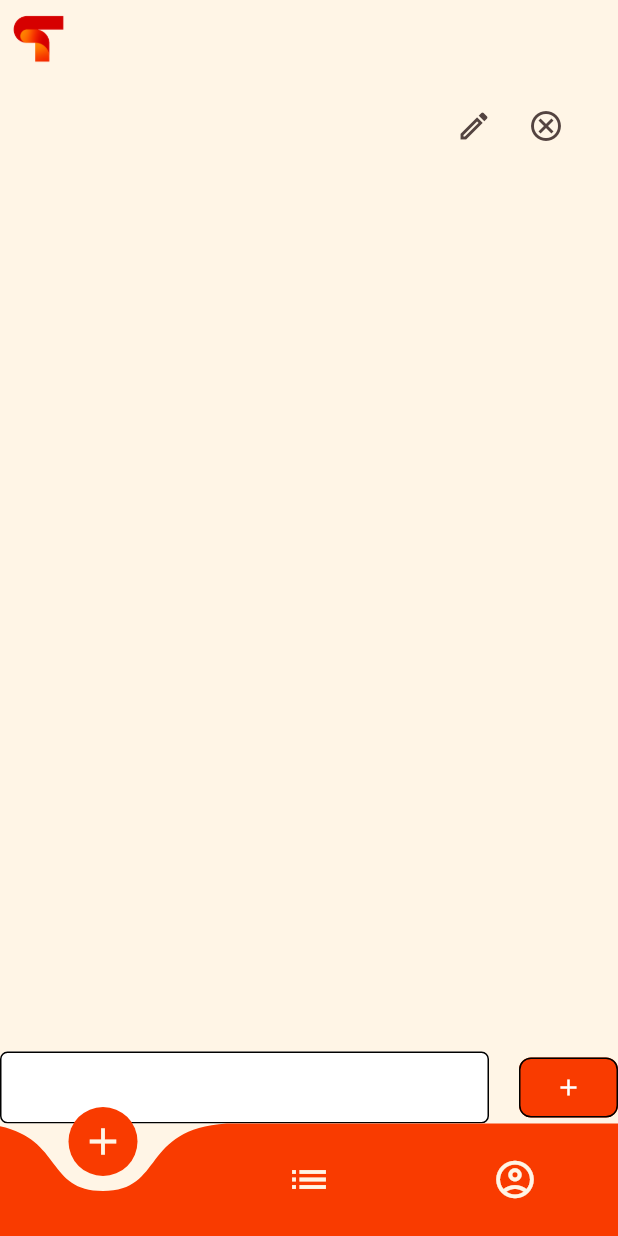
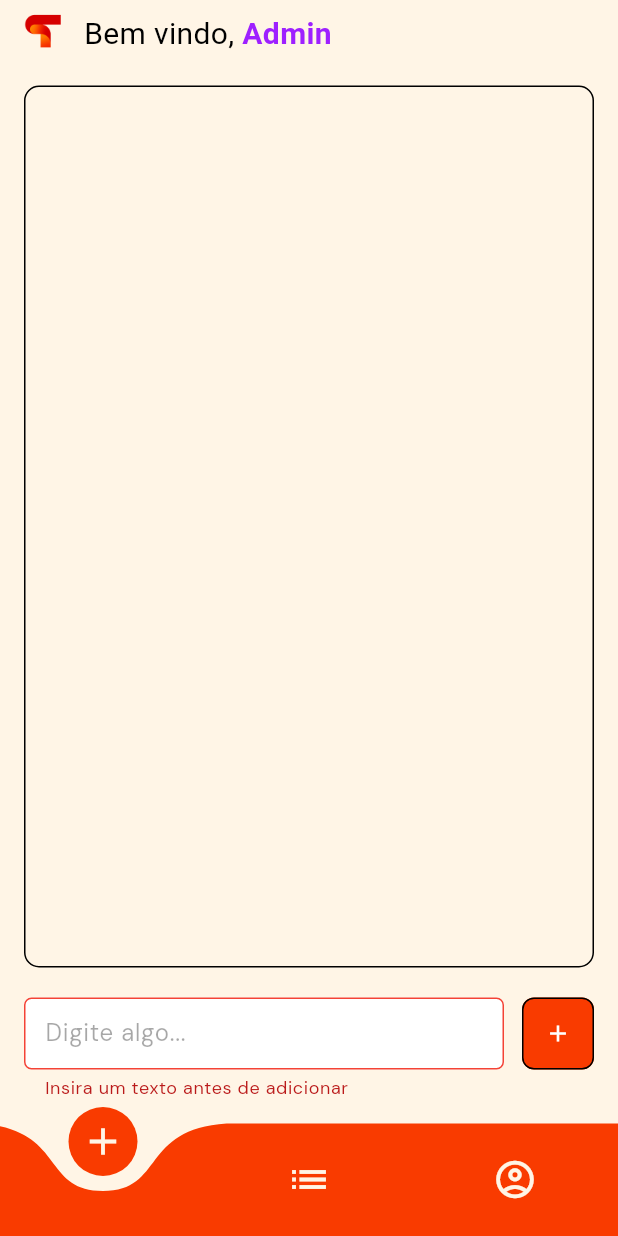
Before and after one commit to im-danielp/target_sistemas_desafio, a Flutter app: the HomeScreen screen opened directly, after a tap on the "add" icon, on a phone screen of 412 x 824 dp. Run offline on Flutter 3.47's test engine with Material 3 defaults, Android fonts, the light colour scheme and no system bars; drawn by our look-alikes of curved_navigation_bar; our stand-ins replace flutter_mobx, gap, get_it, google_fonts, mobx; accounts and stored records are empty; generated files the repository leaves out were written again.

Commit message:
UI InfoScreen

```diff
--- /dev/null
+++ b/devtools_options.yaml
@@ -0,0 +1,3 @@
+description: This file stores settings for Dart & Flutter DevTools.
+documentation: https://docs.flutter.dev/tools/devtools/extensions#configure-extension-enablement-states
+extensions:
--- a/lib/core/collections/user_collection.dart
+++ b/lib/core/collections/user_collection.dart
@@ -5,6 +5,8 @@
   List<UserModel> users = [
     UserModel(name: 'Admin', user: 'admin', password: '123'),
   ];
+
+  UserModel? loggedUser;
 
   bool isUserRegistered(String user) {
     final userRegistered = users.where((e) => e.user == user);
@@ -14,4 +16,8 @@
   void addUser(UserModel user) {
     users.add(user);
   }
+
+  void setLoggedUser(String user) {
+    loggedUser = users.where((e) => e.user == user).first;
+  }
 }
--- a/lib/core/constants/colors_constants.dart
+++ /dev/null
@@ -1,9 +0,0 @@
-import 'package:flutter/cupertino.dart';
-
-class ColorsConstants {
-  static final primaryColor = Color(0XFFF93B00);
-  static final screenBackgroundColor = Color(0xFFFFF5E6);
-  static final fieldsBackgroundColor = Color.fromARGB(255, 255, 255, 255);
-  static final fieldsBorderColor = Color.fromARGB(255, 0, 0, 0);
-  static final buttonBorderColor = Color.fromARGB(255, 0, 0, 0);
-}
--- /dev/null
+++ b/lib/core/constants/style_constants.dart
@@ -0,0 +1,12 @@
+import 'package:flutter/cupertino.dart';
+
+abstract class StyleConstants {
+  static final primaryColor = Color(0XFFF93B00);
+  static final secondaryColor = Color(0XFF9E20FF);
+
+  static final screenBackgroundColor = Color(0xFFFFF5E6);
+  static final fieldsBackgroundColor = Color.fromARGB(255, 255, 255, 255);
+  static final outlineBorderColor = Color.fromARGB(255, 0, 0, 0);
+
+  static final screenPadding = EdgeInsets.symmetric(horizontal: 16, vertical: 16);
+}
--- a/lib/modules/home/home_screen.dart
+++ b/lib/modules/home/home_screen.dart
@@ -1,8 +1,8 @@
 import 'package:curved_navigation_bar/curved_navigation_bar.dart';
 import 'package:flutter/material.dart';
-import 'package:target/core/constants/assets_constants.dart';
-import 'package:target/core/constants/colors_constants.dart';
-import 'package:target/modules/infos/infos_screen.dart';
+import 'package:target/core/constants/style_constants.dart';
+import 'package:target/modules/home/widgets/home_app_bar.dart';
+import 'package:target/modules/infos/info_screen.dart';
 import 'package:target/modules/report/report_screen.dart';
 
 class HomeScreen extends StatefulWidget {
@@ -16,7 +16,7 @@
   int currentIndex = 0;
 
   final List<Widget> screens = [
-    const InfosScreen(),
+    const InfoScreen(),
     const ReportScreen(),
     const Placeholder(),
   ];
@@ -24,41 +24,33 @@
   @override
   Widget build(BuildContext context) {
     return Scaffold(
-      appBar: AppBar(
-        flexibleSpace: SafeArea(
-          child: Padding(
-            padding: const EdgeInsets.all(8),
-            child: Row(
-              children: [
-                Image.asset(AssetsConstants.kTargetTinyLogo, height: 35),
-              ],
-            ),
-          ),
+      appBar: HomeAppBar(),
+      body: Padding(
+        padding: StyleConstants.screenPadding,
+        child: IndexedStack(
+          index: currentIndex,
+          children: screens,
         ),
       ),
-      body: IndexedStack(
-        index: currentIndex,
-        children: screens,
-      ),
       bottomNavigationBar: CurvedNavigationBar(
-        color: ColorsConstants.primaryColor,
-        backgroundColor: ColorsConstants.screenBackgroundColor,
+        color: StyleConstants.primaryColor,
+        backgroundColor: StyleConstants.screenBackgroundColor,
         animationCurve: Curves.easeOutQuint,
         items: [
           Icon(
             Icons.add,
             size: 30,
-            color: ColorsConstants.screenBackgroundColor,
+            color: StyleConstants.screenBackgroundColor,
           ),
           Icon(
             Icons.list,
             size: 30,
-            color: ColorsConstants.screenBackgroundColor,
+            color: StyleConstants.screenBackgroundColor,
           ),
           Icon(
             Icons.account_circle_outlined,
             size: 30,
-            color: ColorsConstants.screenBackgroundColor,
+            color: StyleConstants.screenBackgroundColor,
           ),
         ],
         onTap: (index) {
--- a/lib/modules/home/widgets/home_app_bar.dart
+++ b/lib/modules/home/widgets/home_app_bar.dart
@@ -0,0 +1,50 @@
+import 'package:flutter/material.dart';
+import 'package:target/core/collections/user_collection.dart';
+import 'package:target/core/constants/assets_constants.dart';
+import 'package:target/core/constants/style_constants.dart';
+import 'package:target/core/services/locator_service.dart';
+
+class HomeAppBar extends StatelessWidget implements PreferredSizeWidget {
+  HomeAppBar({super.key});
+
+  static final userCollection = getIt<UserCollection>();
+  final userFirstName = userCollection.loggedUser!.name.split(' ').first;
+
+  @override
+  Widget build(BuildContext context) {
+    return AppBar(
+      flexibleSpace: SafeArea(
+        child: Padding(
+          padding: const EdgeInsets.symmetric(horizontal: 16, vertical: 8),
+          child: Row(
+            spacing: 15,
+            children: [
+              Image.asset(AssetsConstants.kTargetTinyLogo),
+              Text.rich(
+                style: TextStyle(fontSize: 20),
+                TextSpan(
+                  children: [
+                    TextSpan(
+                      text: 'Bem vindo, ',
+                      style: TextStyle(fontWeight: FontWeight.normal),
+                    ),
+                    TextSpan(
+                      text: userFirstName,
+                      style: TextStyle(
+                        fontWeight: FontWeight.bold,
+                        color: StyleConstants.secondaryColor,
+                      ),
+                    ),
+                  ],
+                ),
+              ),
+            ],
+          ),
+        ),
+      ),
+    );
+  }
+
+  @override
+  Size get preferredSize => Size.fromHeight(kToolbarHeight - 15);
+}
--- a/lib/modules/infos/infos_screen.dart
+++ b/lib/modules/infos/info_screen.dart
@@ -2,13 +2,14 @@
 import 'package:target/modules/infos/widgets/info_input.dart';
 import 'package:target/modules/infos/widgets/info_list.dart';
 
-class InfosScreen extends StatelessWidget {
-  const InfosScreen({super.key});
+class InfoScreen extends StatelessWidget {
+  const InfoScreen({super.key});
 
   @override
   Widget build(BuildContext context) {
     return Scaffold(
       body: Column(
+        spacing: 20,
         children: [
           InfoList(),
           InfoInput(),
--- a/lib/modules/infos/widgets/info_input.dart
+++ b/lib/modules/infos/widgets/info_input.dart
@@ -4,29 +4,49 @@
 class InfoInput extends StatelessWidget {
   InfoInput({super.key});
 
+  final formKey = GlobalKey<FormState>();
   final descriptionController = TextEditingController();
   final infosController = InfosController();
 
+  void addInfo() {
+    if (formKey.currentState!.validate()) {
+      infosController.handleAddInfo(descriptionController.text);
+      descriptionController.text = '';
+    }
+  }
+
   @override
   Widget build(BuildContext context) {
-    return Row(
-      spacing: 20,
+    return Form(
+      key: formKey,
+      child: Row(
+        crossAxisAlignment: CrossAxisAlignment.start,
+        spacing: 12,
         children: [
           Expanded(
-          child: TextField(
+            child: TextFormField(
               controller: descriptionController,
-            maxLines: 4,
+              textCapitalization: TextCapitalization.sentences,
+              maxLines: 3,
               minLines: 1,
+              validator: (value) {
+                if (value!.isEmpty) return 'Insira um texto antes de adicionar';
+                return null;
+              },
+              decoration: InputDecoration(hintText: 'Digite algo...'),
             ),
           ),
-        FilledButton(
-          onPressed: () {
-            infosController.handleAddInfo(descriptionController.text);
-            descriptionController.text = '';
-          },
+          SizedBox(
+            width: 48,
+            height: 48,
+            child: FilledButton(
+              style: FilledButton.styleFrom(padding: EdgeInsets.zero),
+              onPressed: addInfo,
               child: Icon(Icons.add),
             ),
+          ),
         ],
+      ),
     );
   }
 }
--- a/lib/modules/infos/widgets/info_list.dart
+++ b/lib/modules/infos/widgets/info_list.dart
@@ -1,7 +1,9 @@
 import 'package:flutter/material.dart';
 import 'package:flutter_mobx/flutter_mobx.dart';
-import 'package:target/modules/infos/controllers/infos_constants.dart';
+import 'package:target/core/constants/style_constants.dart';
+import 'package:target/core/models/info_model.dart';
 import 'package:target/modules/infos/controllers/infos_controller.dart';
+import 'package:target/modules/infos/widgets/info_button_action.dart';
 import 'package:target/modules/infos/widgets/info_dialog_edit.dart';
 
 class InfoList extends StatelessWidget {
@@ -9,30 +11,46 @@
 
   final infosController = InfosController();
 
+  void openEditInfo(BuildContext context, InfoModel info) {
+    FocusManager.instance.primaryFocus?.unfocus();
+    showDialog(
+      context: context,
+      builder: (context) => InfoDialogEdit(info: info),
+    );
+  }
+
   @override
   Widget build(BuildContext context) {
     return Expanded(
+      child: Container(
+        decoration: BoxDecoration(
+          border: Border.all(color: StyleConstants.outlineBorderColor),
+          borderRadius: BorderRadius.circular(10),
+        ),
         child: Observer(
-        builder: (_) => ListView.builder(
+          builder: (_) => ListView.separated(
             itemCount: infosController.infos.length,
+            separatorBuilder: (context, index) => Divider(
+              color: StyleConstants.outlineBorderColor,
+              height: 8,
+            ),
             itemBuilder: (context, index) {
               final info = infosController.infos[index];
 
               return ListTile(
-              title: Text(info.description, style: InfosConstants.textStyle),
+                title: Text(info.description),
+                contentPadding: EdgeInsets.symmetric(horizontal: 10),
                 trailing: Row(
+                  spacing: 10,
                   mainAxisSize: MainAxisSize.min,
                   children: [
-                  IconButton(
-                    onPressed: () => showDialog(
-                      context: context,
-                      builder: (context) => InfoDialogEdit(info: info),
+                    InfoButtonAction(
+                      icon: Icons.mode_edit_outlined,
+                      onTap: () => openEditInfo(context, info),
                     ),
-                    icon: Icon(Icons.mode_edit_outlined),
-                  ),
-                  IconButton(
-                    onPressed: () => infosController.handleRemoveInfo(info),
-                    icon: Icon(Icons.cancel_outlined),
+                    InfoButtonAction(
+                      icon: Icons.cancel_outlined,
+                      onTap: () => infosController.handleRemoveInfo(info),
                     ),
                   ],
                 ),
@@ -40,6 +58,7 @@
             },
           ),
         ),
+      ),
     );
   }
 }
--- a/lib/modules/login/controllers/login_controller.dart
+++ b/lib/modules/login/controllers/login_controller.dart
@@ -17,6 +17,7 @@
           builder: (context) => HomeScreen(),
         ),
       );
+      userCollection.setLoggedUser(user);
     } else {
       ScaffoldMessenger.of(context).showSnackBar(
         CustomSnackbars.error(message: 'Usuário não cadastrado'),
--- a/lib/modules/login/login_screen.dart
+++ b/lib/modules/login/login_screen.dart
@@ -13,8 +13,8 @@
 }
 
 class _LoginScreenState extends State<LoginScreen> {
-  final loginController = LoginController();
   final formKey = GlobalKey<FormState>();
+  static final loginController = LoginController();
 
   final userController = TextEditingController();
   final passController = TextEditingController();
--- a/lib/modules/login/widgets/login_new_account.dart
+++ b/lib/modules/login/widgets/login_new_account.dart
@@ -1,6 +1,6 @@
 import 'package:flutter/gestures.dart';
 import 'package:flutter/material.dart';
-import 'package:target/core/constants/colors_constants.dart';
+import 'package:target/core/constants/style_constants.dart';
 import 'package:target/modules/logon/logon_screen.dart';
 
 class LoginNewAccount extends StatelessWidget {
@@ -30,7 +30,7 @@
             text: ' Cadastre-se',
             style: TextStyle(
               fontWeight: FontWeight.bold,
-              color: ColorsConstants.primaryColor,
+              color: StyleConstants.primaryColor,
             ),
             recognizer: TapGestureRecognizer()..onTap = () => goToLogon(context),
           ),
--- a/lib/modules/logon/logon_screen.dart
+++ b/lib/modules/logon/logon_screen.dart
@@ -1,7 +1,7 @@
 import 'package:flutter/material.dart';
 import 'package:gap/gap.dart';
 import 'package:target/core/constants/assets_constants.dart';
-import 'package:target/core/constants/colors_constants.dart';
+import 'package:target/core/constants/style_constants.dart';
 import 'package:target/core/widgets/register_field.dart';
 import 'package:target/modules/logon/controllers/logon_controller.dart';
 
@@ -13,8 +13,8 @@
 }
 
 class _LogonScreenState extends State<LogonScreen> {
+  final formKey = GlobalKey<FormState>();
   final logonController = LogonController();
-  final formKey = GlobalKey<FormState>();
 
   final nameController = TextEditingController();
   final userController = TextEditingController();
@@ -48,7 +48,7 @@
       appBar: AppBar(
         title: Text('Novo usuário', style: TextStyle(fontWeight: FontWeight.bold)),
         centerTitle: true,
-        backgroundColor: ColorsConstants.screenBackgroundColor,
+        backgroundColor: StyleConstants.screenBackgroundColor,
         surfaceTintColor: Colors.transparent,
       ),
       body: SingleChildScrollView(
--- a/lib/modules/report/stores/report_store.dart
+++ b/lib/modules/report/stores/report_store.dart
@@ -42,7 +42,7 @@
 
   void incrementLinesCount(String newDescription) {
     final textPainter = TextPainter(
-      text: TextSpan(text: newDescription, style: InfosConstants.textStyle),
+      text: TextSpan(text: newDescription, style: TextStyle(fontSize: 16)),
       textDirection: TextDirection.ltr,
       maxLines: null,
     )..layout(maxWidth: maxWidth);
```
Also changed, not shown: lib/core/services/theme_service.dart (+7 -7 lines), lib/main.dart (+20 -10 lines), lib/modules/infos/widgets/info_button_action.dart (added, +25 -0 lines), lib/modules/infos/widgets/info_dialog_edit.dart (+36 -9 lines). Lines whose indentation alone changed are shown as unchanged.
